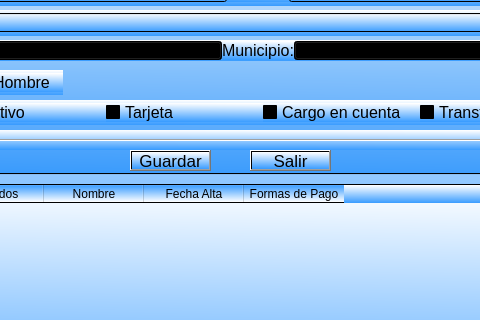
Qt form prueba.ui (solglez/gonzalezescolar) before a commit; both pictures show x 227 to 707 and y 179 to 499 of the 900 by 650 pixel window.
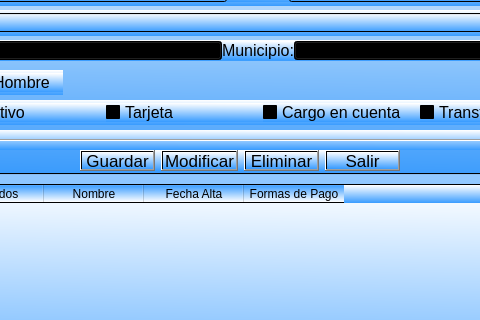
The same form after that commit. Icons and pictures are not drawn.

Commit message: Guardamos en la base de datos con sus correspondientes messageBox

The edit to the form file:
```diff
--- a/prueba.ui
+++ b/prueba.ui
@@ -806,232 +806,6 @@
         <enum>Qt::Horizontal</enum>
        </property>
       </widget>
-      <widget class="QPushButton" name="btnSalir">
-       <property name="geometry">
-        <rect>
-         <x>470</x>
-         <y>250</y>
-         <width>81</width>
-         <height>21</height>
-        </rect>
-       </property>
-       <property name="font">
-        <font>
-         <pointsize>13</pointsize>
-        </font>
-       </property>
-       <property name="text">
-        <string>Salir</string>
-       </property>
-      </widget>
-      <widget class="QPushButton" name="btnGrabaCli">
-       <property name="geometry">
-        <rect>
-         <x>350</x>
-         <y>250</y>
-         <width>81</width>
-         <height>21</height>
-        </rect>
-       </property>
-       <property name="palette">
-        <palette>
-         <active>
-          <colorrole role="Button">
-           <brush brushstyle="LinearGradientPattern">
-            <gradient startx="0.414000000000000" starty="1.000000000000000" endx="0.460000000000000" endy="0.000000000000000" type="LinearGradient" spread="PadSpread" coordinatemode="ObjectBoundingMode">
-             <gradientstop position="0.000000000000000">
-              <color alpha="255">
-               <red>55</red>
-               <green>155</green>
-               <blue>255</blue>
-              </color>
-             </gradientstop>
-             <gradientstop position="1.000000000000000">
-              <color alpha="255">
-               <red>255</red>
-               <green>255</green>
-               <blue>255</blue>
-              </color>
-             </gradientstop>
-            </gradient>
-           </brush>
-          </colorrole>
-          <colorrole role="Base">
-           <brush brushstyle="LinearGradientPattern">
-            <gradient startx="0.414000000000000" starty="1.000000000000000" endx="0.460000000000000" endy="0.000000000000000" type="LinearGradient" spread="PadSpread" coordinatemode="ObjectBoundingMode">
-             <gradientstop position="0.000000000000000">
-              <color alpha="255">
-               <red>55</red>
-               <green>155</green>
-               <blue>255</blue>
-              </color>
-             </gradientstop>
-             <gradientstop position="1.000000000000000">
-              <color alpha="255">
-               <red>255</red>
-               <green>255</green>
-               <blue>255</blue>
-              </color>
-             </gradientstop>
-            </gradient>
-           </brush>
-          </colorrole>
-          <colorrole role="Window">
-           <brush brushstyle="LinearGradientPattern">
-            <gradient startx="0.414000000000000" starty="1.000000000000000" endx="0.460000000000000" endy="0.000000000000000" type="LinearGradient" spread="PadSpread" coordinatemode="ObjectBoundingMode">
-             <gradientstop position="0.000000000000000">
-              <color alpha="255">
-               <red>55</red>
-               <green>155</green>
-               <blue>255</blue>
-              </color>
-             </gradientstop>
-             <gradientstop position="1.000000000000000">
-              <color alpha="255">
-               <red>255</red>
-               <green>255</green>
-               <blue>255</blue>
-              </color>
-             </gradientstop>
-            </gradient>
-           </brush>
-          </colorrole>
-         </active>
-         <inactive>
-          <colorrole role="Button">
-           <brush brushstyle="LinearGradientPattern">
-            <gradient startx="0.414000000000000" starty="1.000000000000000" endx="0.460000000000000" endy="0.000000000000000" type="LinearGradient" spread="PadSpread" coordinatemode="ObjectBoundingMode">
-             <gradientstop position="0.000000000000000">
-              <color alpha="255">
-               <red>55</red>
-               <green>155</green>
-               <blue>255</blue>
-              </color>
-             </gradientstop>
-             <gradientstop position="1.000000000000000">
-              <color alpha="255">
-               <red>255</red>
-               <green>255</green>
-               <blue>255</blue>
-              </color>
-             </gradientstop>
-            </gradient>
-           </brush>
-          </colorrole>
-          <colorrole role="Base">
-           <brush brushstyle="LinearGradientPattern">
-            <gradient startx="0.414000000000000" starty="1.000000000000000" endx="0.460000000000000" endy="0.000000000000000" type="LinearGradient" spread="PadSpread" coordinatemode="ObjectBoundingMode">
-             <gradientstop position="0.000000000000000">
-              <color alpha="255">
-               <red>55</red>
-               <green>155</green>
-               <blue>255</blue>
-              </color>
-             </gradientstop>
-             <gradientstop position="1.000000000000000">
-              <color alpha="255">
-               <red>255</red>
-               <green>255</green>
-               <blue>255</blue>
-              </color>
-             </gradientstop>
-            </gradient>
-           </brush>
-          </colorrole>
-          <colorrole role="Window">
-           <brush brushstyle="LinearGradientPattern">
-            <gradient startx="0.414000000000000" starty="1.000000000000000" endx="0.460000000000000" endy="0.000000000000000" type="LinearGradient" spread="PadSpread" coordinatemode="ObjectBoundingMode">
-             <gradientstop position="0.000000000000000">
-              <color alpha="255">
-               <red>55</red>
-               <green>155</green>
-               <blue>255</blue>
-              </color>
-             </gradientstop>
-             <gradientstop position="1.000000000000000">
-              <color alpha="255">
-               <red>255</red>
-               <green>255</green>
-               <blue>255</blue>
-              </color>
-             </gradientstop>
-            </gradient>
-           </brush>
-          </colorrole>
-         </inactive>
-         <disabled>
-          <colorrole role="Button">
-           <brush brushstyle="LinearGradientPattern">
-            <gradient startx="0.414000000000000" starty="1.000000000000000" endx="0.460000000000000" endy="0.000000000000000" type="LinearGradient" spread="PadSpread" coordinatemode="ObjectBoundingMode">
-             <gradientstop position="0.000000000000000">
-              <color alpha="255">
-               <red>55</red>
-               <green>155</green>
-               <blue>255</blue>
-              </color>
-             </gradientstop>
-             <gradientstop position="1.000000000000000">
-              <color alpha="255">
-               <red>255</red>
-               <green>255</green>
-               <blue>255</blue>
-              </color>
-             </gradientstop>
-            </gradient>
-           </brush>
-          </colorrole>
-          <colorrole role="Base">
-           <brush brushstyle="LinearGradientPattern">
-            <gradient startx="0.414000000000000" starty="1.000000000000000" endx="0.460000000000000" endy="0.000000000000000" type="LinearGradient" spread="PadSpread" coordinatemode="ObjectBoundingMode">
-             <gradientstop position="0.000000000000000">
-              <color alpha="255">
-               <red>55</red>
-               <green>155</green>
-               <blue>255</blue>
-              </color>
-             </gradientstop>
-             <gradientstop position="1.000000000000000">
-              <color alpha="255">
-               <red>255</red>
-               <green>255</green>
-               <blue>255</blue>
-              </color>
-             </gradientstop>
-            </gradient>
-           </brush>
-          </colorrole>
-          <colorrole role="Window">
-           <brush brushstyle="LinearGradientPattern">
-            <gradient startx="0.414000000000000" starty="1.000000000000000" endx="0.460000000000000" endy="0.000000000000000" type="LinearGradient" spread="PadSpread" coordinatemode="ObjectBoundingMode">
-             <gradientstop position="0.000000000000000">
-              <color alpha="255">
-               <red>55</red>
-               <green>155</green>
-               <blue>255</blue>
-              </color>
-             </gradientstop>
-             <gradientstop position="1.000000000000000">
-              <color alpha="255">
-               <red>255</red>
-               <green>255</green>
-               <blue>255</blue>
-              </color>
-             </gradientstop>
-            </gradient>
-           </brush>
-          </colorrole>
-         </disabled>
-        </palette>
-       </property>
-       <property name="font">
-        <font>
-         <pointsize>13</pointsize>
-        </font>
-       </property>
-       <property name="text">
-        <string>Guardar</string>
-       </property>
-      </widget>
       <widget class="QPushButton" name="btnLimpiaCli">
        <property name="geometry">
         <rect>
@@ -1049,6 +823,636 @@
          <normaloff>img/reloadBtn.png</normaloff>img/reloadBtn.png</iconset>
        </property>
       </widget>
+      <widget class="QWidget" name="horizontalLayoutWidget_8">
+       <property name="geometry">
+        <rect>
+         <x>300</x>
+         <y>250</y>
+         <width>320</width>
+         <height>21</height>
+        </rect>
+       </property>
+       <layout class="QHBoxLayout" name="horizontalLayout_8">
+        <item>
+         <widget class="QPushButton" name="btnGrabaCli">
+          <property name="palette">
+           <palette>
+            <active>
+             <colorrole role="Button">
+              <brush brushstyle="LinearGradientPattern">
+               <gradient startx="0.414000000000000" starty="1.000000000000000" endx="0.460000000000000" endy="0.000000000000000" type="LinearGradient" spread="PadSpread" coordinatemode="ObjectBoundingMode">
+                <gradientstop position="0.000000000000000">
+                 <color alpha="255">
+                  <red>55</red>
+                  <green>155</green>
+                  <blue>255</blue>
+                 </color>
+                </gradientstop>
+                <gradientstop position="1.000000000000000">
+                 <color alpha="255">
+                  <red>255</red>
+                  <green>255</green>
+                  <blue>255</blue>
+                 </color>
+                </gradientstop>
+               </gradient>
+              </brush>
+             </colorrole>
+             <colorrole role="Base">
+              <brush brushstyle="LinearGradientPattern">
+               <gradient startx="0.414000000000000" starty="1.000000000000000" endx="0.460000000000000" endy="0.000000000000000" type="LinearGradient" spread="PadSpread" coordinatemode="ObjectBoundingMode">
+                <gradientstop position="0.000000000000000">
+                 <color alpha="255">
+                  <red>55</red>
+                  <green>155</green>
+                  <blue>255</blue>
+                 </color>
+                </gradientstop>
+                <gradientstop position="1.000000000000000">
+                 <color alpha="255">
+                  <red>255</red>
+                  <green>255</green>
+                  <blue>255</blue>
+                 </color>
+                </gradientstop>
+               </gradient>
+              </brush>
+             </colorrole>
+             <colorrole role="Window">
+              <brush brushstyle="LinearGradientPattern">
+               <gradient startx="0.414000000000000" starty="1.000000000000000" endx="0.460000000000000" endy="0.000000000000000" type="LinearGradient" spread="PadSpread" coordinatemode="ObjectBoundingMode">
+                <gradientstop position="0.000000000000000">
+                 <color alpha="255">
+                  <red>55</red>
+                  <green>155</green>
+                  <blue>255</blue>
+                 </color>
+                </gradientstop>
+                <gradientstop position="1.000000000000000">
+                 <color alpha="255">
+                  <red>255</red>
+                  <green>255</green>
+                  <blue>255</blue>
+                 </color>
+                </gradientstop>
+               </gradient>
+              </brush>
+             </colorrole>
+            </active>
+            <inactive>
+             <colorrole role="Button">
+              <brush brushstyle="LinearGradientPattern">
+               <gradient startx="0.414000000000000" starty="1.000000000000000" endx="0.460000000000000" endy="0.000000000000000" type="LinearGradient" spread="PadSpread" coordinatemode="ObjectBoundingMode">
+                <gradientstop position="0.000000000000000">
+                 <color alpha="255">
+                  <red>55</red>
+                  <green>155</green>
+                  <blue>255</blue>
+                 </color>
+                </gradientstop>
+                <gradientstop position="1.000000000000000">
+                 <color alpha="255">
+                  <red>255</red>
+                  <green>255</green>
+                  <blue>255</blue>
+                 </color>
+                </gradientstop>
+               </gradient>
+              </brush>
+             </colorrole>
+             <colorrole role="Base">
+              <brush brushstyle="LinearGradientPattern">
+               <gradient startx="0.414000000000000" starty="1.000000000000000" endx="0.460000000000000" endy="0.000000000000000" type="LinearGradient" spread="PadSpread" coordinatemode="ObjectBoundingMode">
+                <gradientstop position="0.000000000000000">
+                 <color alpha="255">
+                  <red>55</red>
+                  <green>155</green>
+                  <blue>255</blue>
+                 </color>
+                </gradientstop>
+                <gradientstop position="1.000000000000000">
+                 <color alpha="255">
+                  <red>255</red>
+                  <green>255</green>
+                  <blue>255</blue>
+                 </color>
+                </gradientstop>
+               </gradient>
+              </brush>
+             </colorrole>
+             <colorrole role="Window">
+              <brush brushstyle="LinearGradientPattern">
+               <gradient startx="0.414000000000000" starty="1.000000000000000" endx="0.460000000000000" endy="0.000000000000000" type="LinearGradient" spread="PadSpread" coordinatemode="ObjectBoundingMode">
+                <gradientstop position="0.000000000000000">
+                 <color alpha="255">
+                  <red>55</red>
+                  <green>155</green>
+                  <blue>255</blue>
+                 </color>
+                </gradientstop>
+                <gradientstop position="1.000000000000000">
+                 <color alpha="255">
+                  <red>255</red>
+                  <green>255</green>
+                  <blue>255</blue>
+                 </color>
+                </gradientstop>
+               </gradient>
+              </brush>
+             </colorrole>
+            </inactive>
+            <disabled>
+             <colorrole role="Button">
+              <brush brushstyle="LinearGradientPattern">
+               <gradient startx="0.414000000000000" starty="1.000000000000000" endx="0.460000000000000" endy="0.000000000000000" type="LinearGradient" spread="PadSpread" coordinatemode="ObjectBoundingMode">
+                <gradientstop position="0.000000000000000">
+                 <color alpha="255">
+                  <red>55</red>
+                  <green>155</green>
+                  <blue>255</blue>
+                 </color>
+                </gradientstop>
+                <gradientstop position="1.000000000000000">
+                 <color alpha="255">
+                  <red>255</red>
+                  <green>255</green>
+                  <blue>255</blue>
+                 </color>
+                </gradientstop>
+               </gradient>
+              </brush>
+             </colorrole>
+             <colorrole role="Base">
+              <brush brushstyle="LinearGradientPattern">
+               <gradient startx="0.414000000000000" starty="1.000000000000000" endx="0.460000000000000" endy="0.000000000000000" type="LinearGradient" spread="PadSpread" coordinatemode="ObjectBoundingMode">
+                <gradientstop position="0.000000000000000">
+                 <color alpha="255">
+                  <red>55</red>
+                  <green>155</green>
+                  <blue>255</blue>
+                 </color>
+                </gradientstop>
+                <gradientstop position="1.000000000000000">
+                 <color alpha="255">
+                  <red>255</red>
+                  <green>255</green>
+                  <blue>255</blue>
+                 </color>
+                </gradientstop>
+               </gradient>
+              </brush>
+             </colorrole>
+             <colorrole role="Window">
+              <brush brushstyle="LinearGradientPattern">
+               <gradient startx="0.414000000000000" starty="1.000000000000000" endx="0.460000000000000" endy="0.000000000000000" type="LinearGradient" spread="PadSpread" coordinatemode="ObjectBoundingMode">
+                <gradientstop position="0.000000000000000">
+                 <color alpha="255">
+                  <red>55</red>
+                  <green>155</green>
+                  <blue>255</blue>
+                 </color>
+                </gradientstop>
+                <gradientstop position="1.000000000000000">
+                 <color alpha="255">
+                  <red>255</red>
+                  <green>255</green>
+                  <blue>255</blue>
+                 </color>
+                </gradientstop>
+               </gradient>
+              </brush>
+             </colorrole>
+            </disabled>
+           </palette>
+          </property>
+          <property name="font">
+           <font>
+            <pointsize>13</pointsize>
+           </font>
+          </property>
+          <property name="text">
+           <string>Guardar</string>
+          </property>
+         </widget>
+        </item>
+        <item>
+         <widget class="QPushButton" name="btnModifCli">
+          <property name="palette">
+           <palette>
+            <active>
+             <colorrole role="Button">
+              <brush brushstyle="LinearGradientPattern">
+               <gradient startx="0.414000000000000" starty="1.000000000000000" endx="0.460000000000000" endy="0.000000000000000" type="LinearGradient" spread="PadSpread" coordinatemode="ObjectBoundingMode">
+                <gradientstop position="0.000000000000000">
+                 <color alpha="255">
+                  <red>55</red>
+                  <green>155</green>
+                  <blue>255</blue>
+                 </color>
+                </gradientstop>
+                <gradientstop position="1.000000000000000">
+                 <color alpha="255">
+                  <red>255</red>
+                  <green>255</green>
+                  <blue>255</blue>
+                 </color>
+                </gradientstop>
+               </gradient>
+              </brush>
+             </colorrole>
+             <colorrole role="Base">
+              <brush brushstyle="LinearGradientPattern">
+               <gradient startx="0.414000000000000" starty="1.000000000000000" endx="0.460000000000000" endy="0.000000000000000" type="LinearGradient" spread="PadSpread" coordinatemode="ObjectBoundingMode">
+                <gradientstop position="0.000000000000000">
+                 <color alpha="255">
+                  <red>55</red>
+                  <green>155</green>
+                  <blue>255</blue>
+                 </color>
+                </gradientstop>
+                <gradientstop position="1.000000000000000">
+                 <color alpha="255">
+                  <red>255</red>
+                  <green>255</green>
+                  <blue>255</blue>
+                 </color>
+                </gradientstop>
+               </gradient>
+              </brush>
+             </colorrole>
+             <colorrole role="Window">
+              <brush brushstyle="LinearGradientPattern">
+               <gradient startx="0.414000000000000" starty="1.000000000000000" endx="0.460000000000000" endy="0.000000000000000" type="LinearGradient" spread="PadSpread" coordinatemode="ObjectBoundingMode">
+                <gradientstop position="0.000000000000000">
+                 <color alpha="255">
+                  <red>55</red>
+                  <green>155</green>
+                  <blue>255</blue>
+                 </color>
+                </gradientstop>
+                <gradientstop position="1.000000000000000">
+                 <color alpha="255">
+                  <red>255</red>
+                  <green>255</green>
+                  <blue>255</blue>
+                 </color>
+                </gradientstop>
+               </gradient>
+              </brush>
+             </colorrole>
+            </active>
+            <inactive>
+             <colorrole role="Button">
+              <brush brushstyle="LinearGradientPattern">
+               <gradient startx="0.414000000000000" starty="1.000000000000000" endx="0.460000000000000" endy="0.000000000000000" type="LinearGradient" spread="PadSpread" coordinatemode="ObjectBoundingMode">
+                <gradientstop position="0.000000000000000">
+                 <color alpha="255">
+                  <red>55</red>
+                  <green>155</green>
+                  <blue>255</blue>
+                 </color>
+                </gradientstop>
+                <gradientstop position="1.000000000000000">
+                 <color alpha="255">
+                  <red>255</red>
+                  <green>255</green>
+                  <blue>255</blue>
+                 </color>
+                </gradientstop>
+               </gradient>
+              </brush>
+             </colorrole>
+             <colorrole role="Base">
+              <brush brushstyle="LinearGradientPattern">
+               <gradient startx="0.414000000000000" starty="1.000000000000000" endx="0.460000000000000" endy="0.000000000000000" type="LinearGradient" spread="PadSpread" coordinatemode="ObjectBoundingMode">
+                <gradientstop position="0.000000000000000">
+                 <color alpha="255">
+                  <red>55</red>
+                  <green>155</green>
+                  <blue>255</blue>
+                 </color>
+                </gradientstop>
+                <gradientstop position="1.000000000000000">
+                 <color alpha="255">
+                  <red>255</red>
+                  <green>255</green>
+                  <blue>255</blue>
+                 </color>
+                </gradientstop>
+               </gradient>
+              </brush>
+             </colorrole>
+             <colorrole role="Window">
+              <brush brushstyle="LinearGradientPattern">
+               <gradient startx="0.414000000000000" starty="1.000000000000000" endx="0.460000000000000" endy="0.000000000000000" type="LinearGradient" spread="PadSpread" coordinatemode="ObjectBoundingMode">
+                <gradientstop position="0.000000000000000">
+                 <color alpha="255">
+                  <red>55</red>
+                  <green>155</green>
+                  <blue>255</blue>
+                 </color>
+                </gradientstop>
+                <gradientstop position="1.000000000000000">
+                 <color alpha="255">
+                  <red>255</red>
+                  <green>255</green>
+                  <blue>255</blue>
+                 </color>
+                </gradientstop>
+               </gradient>
+              </brush>
+             </colorrole>
+            </inactive>
+            <disabled>
+             <colorrole role="Button">
+              <brush brushstyle="LinearGradientPattern">
+               <gradient startx="0.414000000000000" starty="1.000000000000000" endx="0.460000000000000" endy="0.000000000000000" type="LinearGradient" spread="PadSpread" coordinatemode="ObjectBoundingMode">
+                <gradientstop position="0.000000000000000">
+                 <color alpha="255">
+                  <red>55</red>
+                  <green>155</green>
+                  <blue>255</blue>
+                 </color>
+                </gradientstop>
+                <gradientstop position="1.000000000000000">
+                 <color alpha="255">
+                  <red>255</red>
+                  <green>255</green>
+                  <blue>255</blue>
+                 </color>
+                </gradientstop>
+               </gradient>
+              </brush>
+             </colorrole>
+             <colorrole role="Base">
+              <brush brushstyle="LinearGradientPattern">
+               <gradient startx="0.414000000000000" starty="1.000000000000000" endx="0.460000000000000" endy="0.000000000000000" type="LinearGradient" spread="PadSpread" coordinatemode="ObjectBoundingMode">
+                <gradientstop position="0.000000000000000">
+                 <color alpha="255">
+                  <red>55</red>
+                  <green>155</green>
+                  <blue>255</blue>
+                 </color>
+                </gradientstop>
+                <gradientstop position="1.000000000000000">
+                 <color alpha="255">
+                  <red>255</red>
+                  <green>255</green>
+                  <blue>255</blue>
+                 </color>
+                </gradientstop>
+               </gradient>
+              </brush>
+             </colorrole>
+             <colorrole role="Window">
+              <brush brushstyle="LinearGradientPattern">
+               <gradient startx="0.414000000000000" starty="1.000000000000000" endx="0.460000000000000" endy="0.000000000000000" type="LinearGradient" spread="PadSpread" coordinatemode="ObjectBoundingMode">
+                <gradientstop position="0.000000000000000">
+                 <color alpha="255">
+                  <red>55</red>
+                  <green>155</green>
+                  <blue>255</blue>
+                 </color>
+                </gradientstop>
+                <gradientstop position="1.000000000000000">
+                 <color alpha="255">
+                  <red>255</red>
+                  <green>255</green>
+                  <blue>255</blue>
+                 </color>
+                </gradientstop>
+               </gradient>
+              </brush>
+             </colorrole>
+            </disabled>
+           </palette>
+          </property>
+          <property name="font">
+           <font>
+            <pointsize>13</pointsize>
+           </font>
+          </property>
+          <property name="text">
+           <string>Modificar</string>
+          </property>
+         </widget>
+        </item>
+        <item>
+         <widget class="QPushButton" name="btnBajaCli">
+          <property name="palette">
+           <palette>
+            <active>
+             <colorrole role="Button">
+              <brush brushstyle="LinearGradientPattern">
+               <gradient startx="0.414000000000000" starty="1.000000000000000" endx="0.460000000000000" endy="0.000000000000000" type="LinearGradient" spread="PadSpread" coordinatemode="ObjectBoundingMode">
+                <gradientstop position="0.000000000000000">
+                 <color alpha="255">
+                  <red>55</red>
+                  <green>155</green>
+                  <blue>255</blue>
+                 </color>
+                </gradientstop>
+                <gradientstop position="1.000000000000000">
+                 <color alpha="255">
+                  <red>255</red>
+                  <green>255</green>
+                  <blue>255</blue>
+                 </color>
+                </gradientstop>
+               </gradient>
+              </brush>
+             </colorrole>
+             <colorrole role="Base">
+              <brush brushstyle="LinearGradientPattern">
+               <gradient startx="0.414000000000000" starty="1.000000000000000" endx="0.460000000000000" endy="0.000000000000000" type="LinearGradient" spread="PadSpread" coordinatemode="ObjectBoundingMode">
+                <gradientstop position="0.000000000000000">
+                 <color alpha="255">
+                  <red>55</red>
+                  <green>155</green>
+                  <blue>255</blue>
+                 </color>
+                </gradientstop>
+                <gradientstop position="1.000000000000000">
+                 <color alpha="255">
+                  <red>255</red>
+                  <green>255</green>
+                  <blue>255</blue>
+                 </color>
+                </gradientstop>
+               </gradient>
+              </brush>
+             </colorrole>
+             <colorrole role="Window">
+              <brush brushstyle="LinearGradientPattern">
+               <gradient startx="0.414000000000000" starty="1.000000000000000" endx="0.460000000000000" endy="0.000000000000000" type="LinearGradient" spread="PadSpread" coordinatemode="ObjectBoundingMode">
+                <gradientstop position="0.000000000000000">
+                 <color alpha="255">
+                  <red>55</red>
+                  <green>155</green>
+                  <blue>255</blue>
+                 </color>
+                </gradientstop>
+                <gradientstop position="1.000000000000000">
+                 <color alpha="255">
+                  <red>255</red>
+                  <green>255</green>
+                  <blue>255</blue>
+                 </color>
+                </gradientstop>
+               </gradient>
+              </brush>
+             </colorrole>
+            </active>
+            <inactive>
+             <colorrole role="Button">
+              <brush brushstyle="LinearGradientPattern">
+               <gradient startx="0.414000000000000" starty="1.000000000000000" endx="0.460000000000000" endy="0.000000000000000" type="LinearGradient" spread="PadSpread" coordinatemode="ObjectBoundingMode">
+                <gradientstop position="0.000000000000000">
+                 <color alpha="255">
+                  <red>55</red>
+                  <green>155</green>
+                  <blue>255</blue>
+                 </color>
+                </gradientstop>
+                <gradientstop position="1.000000000000000">
+                 <color alpha="255">
+                  <red>255</red>
+                  <green>255</green>
+                  <blue>255</blue>
+                 </color>
+                </gradientstop>
+               </gradient>
+              </brush>
+             </colorrole>
+             <colorrole role="Base">
+              <brush brushstyle="LinearGradientPattern">
+               <gradient startx="0.414000000000000" starty="1.000000000000000" endx="0.460000000000000" endy="0.000000000000000" type="LinearGradient" spread="PadSpread" coordinatemode="ObjectBoundingMode">
+                <gradientstop position="0.000000000000000">
+                 <color alpha="255">
+                  <red>55</red>
+                  <green>155</green>
+                  <blue>255</blue>
+                 </color>
+                </gradientstop>
+                <gradientstop position="1.000000000000000">
+                 <color alpha="255">
+                  <red>255</red>
+                  <green>255</green>
+                  <blue>255</blue>
+                 </color>
+                </gradientstop>
+               </gradient>
+              </brush>
+             </colorrole>
+             <colorrole role="Window">
+              <brush brushstyle="LinearGradientPattern">
+               <gradient startx="0.414000000000000" starty="1.000000000000000" endx="0.460000000000000" endy="0.000000000000000" type="LinearGradient" spread="PadSpread" coordinatemode="ObjectBoundingMode">
+                <gradientstop position="0.000000000000000">
+                 <color alpha="255">
+                  <red>55</red>
+                  <green>155</green>
+                  <blue>255</blue>
+                 </color>
+                </gradientstop>
+                <gradientstop position="1.000000000000000">
+                 <color alpha="255">
+                  <red>255</red>
+                  <green>255</green>
+                  <blue>255</blue>
+                 </color>
+                </gradientstop>
+               </gradient>
+              </brush>
+             </colorrole>
+            </inactive>
+            <disabled>
+             <colorrole role="Button">
+              <brush brushstyle="LinearGradientPattern">
+               <gradient startx="0.414000000000000" starty="1.000000000000000" endx="0.460000000000000" endy="0.000000000000000" type="LinearGradient" spread="PadSpread" coordinatemode="ObjectBoundingMode">
+                <gradientstop position="0.000000000000000">
+                 <color alpha="255">
+                  <red>55</red>
+                  <green>155</green>
+                  <blue>255</blue>
+                 </color>
+                </gradientstop>
+                <gradientstop position="1.000000000000000">
+                 <color alpha="255">
+                  <red>255</red>
+                  <green>255</green>
+                  <blue>255</blue>
+                 </color>
+                </gradientstop>
+               </gradient>
+              </brush>
+             </colorrole>
+             <colorrole role="Base">
+              <brush brushstyle="LinearGradientPattern">
+               <gradient startx="0.414000000000000" starty="1.000000000000000" endx="0.460000000000000" endy="0.000000000000000" type="LinearGradient" spread="PadSpread" coordinatemode="ObjectBoundingMode">
+                <gradientstop position="0.000000000000000">
+                 <color alpha="255">
+                  <red>55</red>
+                  <green>155</green>
+                  <blue>255</blue>
+                 </color>
+                </gradientstop>
+                <gradientstop position="1.000000000000000">
+                 <color alpha="255">
+                  <red>255</red>
+                  <green>255</green>
+                  <blue>255</blue>
+                 </color>
+                </gradientstop>
+               </gradient>
+              </brush>
+             </colorrole>
+             <colorrole role="Window">
+              <brush brushstyle="LinearGradientPattern">
+               <gradient startx="0.414000000000000" starty="1.000000000000000" endx="0.460000000000000" endy="0.000000000000000" type="LinearGradient" spread="PadSpread" coordinatemode="ObjectBoundingMode">
+                <gradientstop position="0.000000000000000">
+                 <color alpha="255">
+                  <red>55</red>
+                  <green>155</green>
+                  <blue>255</blue>
+                 </color>
+                </gradientstop>
+                <gradientstop position="1.000000000000000">
+                 <color alpha="255">
+                  <red>255</red>
+                  <green>255</green>
+                  <blue>255</blue>
+                 </color>
+                </gradientstop>
+               </gradient>
+              </brush>
+             </colorrole>
+            </disabled>
+           </palette>
+          </property>
+          <property name="font">
+           <font>
+            <pointsize>13</pointsize>
+           </font>
+          </property>
+          <property name="text">
+           <string>Eliminar</string>
+          </property>
+         </widget>
+        </item>
+        <item>
+         <widget class="QPushButton" name="btnSalir">
+          <property name="font">
+           <font>
+            <pointsize>13</pointsize>
+           </font>
+          </property>
+          <property name="text">
+           <string>Salir</string>
+          </property>
+         </widget>
+        </item>
+       </layout>
+      </widget>
      </widget>
     </widget>
     <widget class="QWidget" name="tab_2">
```
The commit also changes 5 other files.
